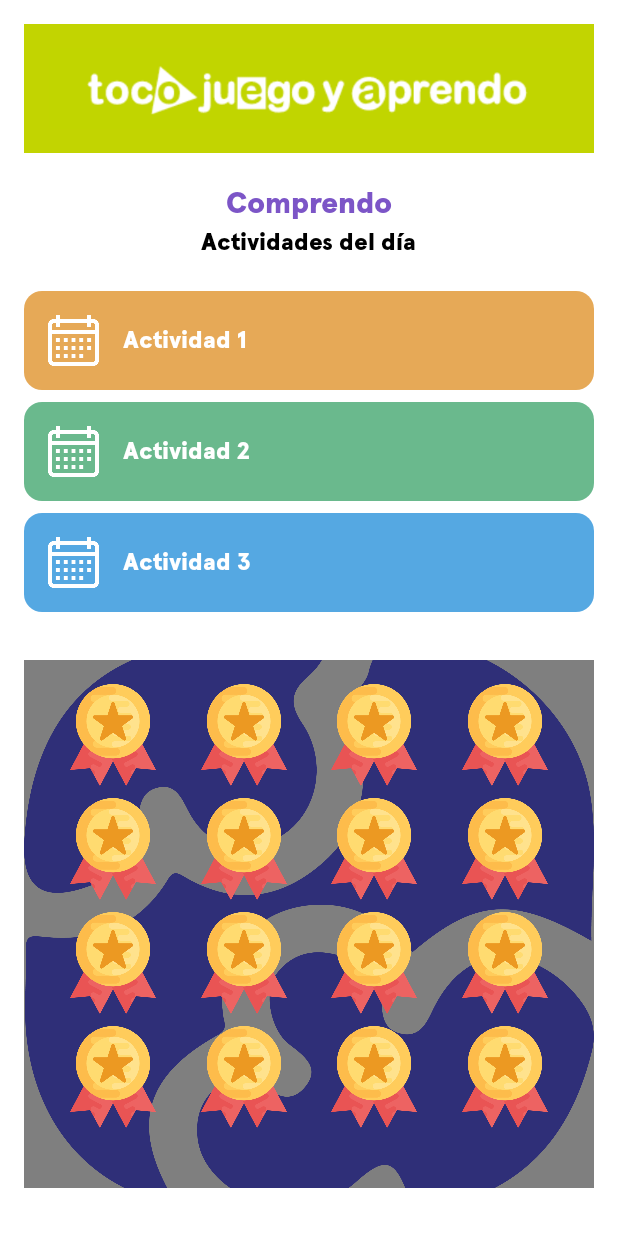
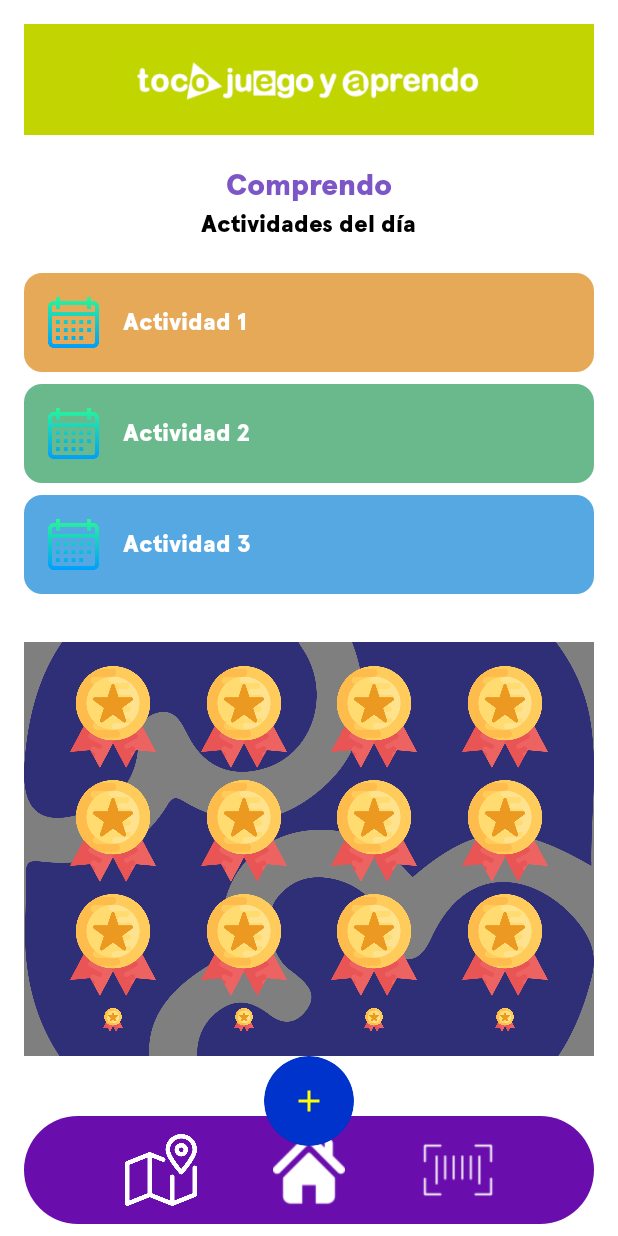
Before and after one commit to MuseoPapalote/App, an Android app built with Jetpack Compose: the ZonasScreen screen opened through its navigation route, after a tap on "Comprendo", on a phone screen of 412 x 824 dp. Run offline under Robolectric (Android 15) with nearby library versions, the phone set to English and light mode, and no system bars.

Commit message:
Cambios nuevos

```diff
--- a/app/src/main/java/com/example/papalote/MainActivity.kt
+++ b/app/src/main/java/com/example/papalote/MainActivity.kt
@@ -6,20 +6,14 @@ import androidx.activity.compose.setContent
 import androidx.compose.foundation.layout.fillMaxSize
 import androidx.compose.material3.Scaffold
 import androidx.compose.runtime.Composable
-import com.example.papalote.ui.theme.pages.ComunicoScreen
 import androidx.compose.ui.Modifier
 import androidx.navigation.NavHostController
 import androidx.navigation.compose.NavHost
 import androidx.navigation.compose.composable
 import androidx.navigation.compose.rememberNavController
 import com.example.papalote.ui.theme.PapaloteTheme
-import com.example.papalote.ui.theme.pages.InsigniasScreen
-import com.example.papalote.ui.theme.pages.WelcomeScreen
-import com.example.papalote.ui.theme.pages.LoginScreen
-import com.example.papalote.ui.theme.pages.RegisterScreen
-import com.example.papalote.ui.theme.pages.ZonasScreen
-import com.example.papalote.ui.theme.pages.ZoneDetailScreen
-import com.example.papalote.ui.theme.pages.EscaneoQRScreen
+import com.example.papalote.ui.theme.pages.*
+
 class MainActivity : ComponentActivity() {
     override fun onCreate(savedInstanceState: Bundle?) {
         super.onCreate(savedInstanceState)
@@ -36,7 +30,14 @@ class MainActivity : ComponentActivity() {
 
 @Composable
 fun AppNavigation(navController: NavHostController) {
-    NavHost(navController = navController, startDestination = "welcome") {
+    // Cambiamos la pantalla de inicio a "splash"
+    NavHost(navController = navController, startDestination = "splash") {
+
+        // Pantalla de Splash
+        composable("splash") {
+            SplashScreen(navController = navController)
+        }
+
         // Pantalla de bienvenida
         composable("welcome") {
             WelcomeScreen(
@@ -44,6 +45,7 @@ fun AppNavigation(navController: NavHostController) {
                 onRegisterClicked = { navController.navigate("register") }
             )
         }
+
         // Pantalla de inicio de sesión
         composable("login") {
             LoginScreen(
@@ -51,6 +53,7 @@ fun AppNavigation(navController: NavHostController) {
                 onBack = { navController.navigateUp() }
             )
         }
+
         // Pantalla de registro
         composable("register") {
             RegisterScreen(onBack = { navController.navigateUp() })
@@ -59,13 +62,14 @@ fun AppNavigation(navController: NavHostController) {
         // Pantalla de Zonas
         composable("zones") {
             ZonasScreen(
-                navController = navController, // Pasar el NavController
+                navController = navController,
                 onZoneClick = { zoneName ->
-                    navController.navigate("zoneDetail/$zoneName") // Navegar a la pantalla de detalle de la zona
+                    navController.navigate("zoneDetail/$zoneName")
                 },
                 onBack = { navController.navigateUp() }
             )
         }
+
         // Pantalla de Detalle de Zona
         composable("zoneDetail/{zoneName}") { backStackEntry ->
             val zoneName = backStackEntry.arguments?.getString("zoneName") ?: "Zona Desconocida"
@@ -76,19 +80,25 @@ fun AppNavigation(navController: NavHostController) {
                 onMedalClick = { navController.navigate("insignias") }
             )
         }
+
         // Pantalla de Insignias
         composable("insignias") {
-            InsigniasScreen()
+            InsigniasScreen(navController = navController)
         }
+
         // Pantalla de Escaneo de QR
         composable("scanQR") {
-            EscaneoQRScreen(navController = navController) // Conecta con tu pantalla EscaneoQR
+            EscaneoQRScreen(navController = navController)
         }
 
+        // Pantalla de Dinosaurio (ComunicoScreen)
         composable("dinosaur/{zoneName}") { backStackEntry ->
             val zoneName = backStackEntry.arguments?.getString("zoneName") ?: "Zona Desconocida"
-            ComunicoScreen(zoneName = zoneName, onBack = { navController.navigateUp() })
+            ComunicoScreen(
+                zoneName = zoneName,
+                onBack = { navController.navigateUp() },
+                navController = navController
+            )
         }
-
     }
 }
--- a/app/src/main/java/com/example/papalote/ui/theme/components/CustomBottomBar.kt
+++ b/app/src/main/java/com/example/papalote/ui/theme/components/CustomBottomBar.kt
@@ -24,34 +24,70 @@ import androidx.compose.ui.text.TextStyle
 import androidx.compose.ui.text.font.FontWeight
 import androidx.compose.ui.unit.sp
 
-
 @Composable
 fun CustomBottomBar(
-    navController: NavHostController // NavController para manejar la navegación
+    navController: NavHostController
 ) {
-    var isMenuExpanded by remember { mutableStateOf(false) } // Controla el estado del DropdownMenu
+    var isMenuExpanded by remember { mutableStateOf(false) }
 
     Box(
         modifier = Modifier
             .fillMaxWidth()
-            .padding(horizontal = 16.dp, vertical = 8.dp)
-            .clip(RoundedCornerShape(50.dp)) // Forma ovalada para el fondo
-            .background(Color(0xFF6A0DAD)), // Fondo morado
-        contentAlignment = Alignment.Center
+            .padding(horizontal = 16.dp, vertical = 8.dp),
+        contentAlignment = Alignment.BottomCenter
     ) {
-        // Botón flotante "+"
+        // Barra inferior con los 3 botones principales
+        Row(
+            modifier = Modifier
+                .fillMaxWidth()
+                .clip(RoundedCornerShape(50.dp))
+                .background(Color(0xFF6A0DAD)) // Fondo morado
+                .padding(horizontal = 16.dp, vertical = 12.dp),
+            horizontalArrangement = Arrangement.SpaceEvenly,
+            verticalAlignment = Alignment.CenterVertically
+        ) {
+            // Ícono de Buscar
+            IconButton(onClick = { navController.navigate("search") }) {
+                Icon(
+                    painter = painterResource(id = R.drawable.map),
+                    contentDescription = "Buscar",
+                    tint = Color.White,
+                    modifier = Modifier.size(48.dp)
+                )
+            }
+
+            // Ícono de Home (redirige a la página de Zonas)
+            IconButton(onClick = { navController.navigate("zones") }) {
+                Image(
+                    painter = painterResource(id = R.drawable.hoome),
+                    contentDescription = "Home",
+                    modifier = Modifier.size(48.dp)
+                )
+            }
+
+            // Ícono de QR
+            IconButton(onClick = { navController.navigate("scanQR") }) {
+                Image(
+                    painter = painterResource(id = R.drawable.qrs),
+                    contentDescription = "Escaneo QR",
+                    modifier = Modifier.size(48.dp)
+                )
+            }
+        }
+
+        // Botón flotante "+" (más pequeño)
         FloatingActionButton(
             onClick = { isMenuExpanded = true },
             backgroundColor = Color(0xFF0033CC), // Azul para el botón flotante
             modifier = Modifier
                 .align(Alignment.TopCenter)
-                .offset(y = (-30).dp) // Elevar el botón flotante
-                .clip(CircleShape) // Forma circular para el botón flotante
-                .size(70.dp) // Tamaño ajustado del botón
+                .offset(y = (-40).dp) // Ajustar la posición del botón flotante
+                .size(60.dp) // Tamaño reducido del botón flotante
+                .clip(CircleShape)
         ) {
             Icon(
                 imageVector = Icons.Default.Add,
-                contentDescription = "Menu",
+                contentDescription = "Agregar",
                 tint = Color.Yellow
             )
         }
@@ -59,7 +95,7 @@ fun CustomBottomBar(
         // DropdownMenu desplegable
         DropdownMenu(
             expanded = isMenuExpanded,
-            onDismissRequest = { isMenuExpanded = false } // Cierra el menú al hacer clic fuera
+            onDismissRequest = { isMenuExpanded = false }
         ) {
             DropdownMenuItem(onClick = {
                 navController.navigate("profile")
@@ -69,11 +105,10 @@ fun CustomBottomBar(
                     verticalAlignment = Alignment.CenterVertically,
                     horizontalArrangement = Arrangement.Start
                 ) {
-                    // Ícono para "Perfil"
                     Icon(
-                        painter = painterResource(id = R.drawable.ic_profile), // Ícono real de "Perfil"
+                        painter = painterResource(id = R.drawable.ic_profile),
                         contentDescription = "Perfil",
-                        tint = Color(0xFFA4CD39), // Color verde similar al diseño
+                        tint = Color(0xFFA4CD39),
                         modifier = Modifier.size(24.dp)
                     )
                     Spacer(modifier = Modifier.width(16.dp))
@@ -84,6 +119,7 @@ fun CustomBottomBar(
                     )
                 }
             }
+
             DropdownMenuItem(onClick = {
                 navController.navigate("badges")
                 isMenuExpanded = false
@@ -92,9 +128,8 @@ fun CustomBottomBar(
                     verticalAlignment = Alignment.CenterVertically,
                     horizontalArrangement = Arrangement.Start
                 ) {
-                    // Ícono para "Insignias"
                     Icon(
-                        painter = painterResource(id = R.drawable.ic_badges), // Ícono real de "Insignias"
+                        painter = painterResource(id = R.drawable.ic_badges),
                         contentDescription = "Insignias",
                         tint = Color(0xFFA4CD39),
                         modifier = Modifier.size(24.dp)
@@ -107,6 +142,7 @@ fun CustomBottomBar(
                     )
                 }
             }
+
             DropdownMenuItem(onClick = {
                 navController.navigate("zones")
                 isMenuExpanded = false
@@ -115,9 +151,8 @@ fun CustomBottomBar(
                     verticalAlignment = Alignment.CenterVertically,
                     horizontalArrangement = Arrangement.Start
                 ) {
-                    // Ícono para "Zonas"
                     Icon(
-                        painter = painterResource(id = R.drawable.ic_zones), // Ícono real de "Zonas"
+                        painter = painterResource(id = R.drawable.ic_zones),
                         contentDescription = "Zonas",
                         tint = Color(0xFFA4CD39),
                         modifier = Modifier.size(24.dp)
@@ -131,43 +166,5 @@ fun CustomBottomBar(
                 }
             }
         }
-
-        // Barra inferior con los 3 botones principales
-        Row(
-            modifier = Modifier
-                .fillMaxWidth()
-                .padding(horizontal = 16.dp)
-                .padding(bottom = 12.dp), // Espaciado para ajustar dentro del fondo ovalado
-            horizontalArrangement = Arrangement.SpaceEvenly,
-            verticalAlignment = Alignment.CenterVertically
-        ) {
-            // Ícono de Buscar
-            IconButton(onClick = { navController.navigate("search") }) {
-                Icon(
-                    imageVector = Icons.Default.Search, // Ícono predeterminado de Material Icons
-                    contentDescription = "Buscar",
-                    tint = Color.White,
-                    modifier = Modifier.size(48.dp)
-                )
-            }
-
-            // Ícono personalizado de Home
-            IconButton(onClick = { navController.navigate("home") }) {
-                Image(
-                    painter = painterResource(id = R.drawable.hoome), // Ícono personalizado de "Inicio"
-                    contentDescription = "Home",
-                    modifier = Modifier.size(48.dp)
-                )
-            }
-
-            // Ícono personalizado de QR
-            IconButton(onClick = { navController.navigate("scanQR") }) {
-                Image(
-                    painter = painterResource(id = R.drawable.qrs), // Ícono personalizado de "Escaneo QR"
-                    contentDescription = "Escaneo QR",
-                    modifier = Modifier.size(48.dp)
-                )
-            }
-        }
     }
 }
--- /dev/null
+++ b/app/src/main/java/com/example/papalote/ui/theme/pages/SplashScreen.kt
@@ -0,0 +1,67 @@
+package com.example.papalote.ui.theme.pages
+
+import androidx.compose.foundation.Image
+import androidx.compose.foundation.background
+import androidx.compose.foundation.layout.*
+import androidx.compose.material3.Text
+import androidx.compose.runtime.Composable
+import androidx.compose.runtime.LaunchedEffect
+import androidx.compose.ui.Alignment
+import androidx.compose.ui.Modifier
+import androidx.compose.ui.graphics.Color
+import androidx.compose.ui.res.painterResource
+import androidx.compose.ui.text.font.FontWeight
+import androidx.compose.ui.text.style.TextAlign
+import androidx.compose.ui.unit.dp
+import androidx.compose.ui.unit.sp
+import androidx.navigation.NavHostController
+import com.example.papalote.R
+import kotlinx.coroutines.delay
+
+@Composable
+fun SplashScreen(navController: NavHostController) {
+    // Navegar automáticamente después de 3 segundos
+    LaunchedEffect(key1 = true) {
+        delay(3000) // Espera 5 segundos
+        navController.navigate("login") {
+            popUpTo("splash") { inclusive = true } // Elimina la pantalla de splash del back stack
+        }
+    }
+
+    // Diseño de la pantalla Splash
+    Box(
+        modifier = Modifier
+            .fillMaxSize()
+            .background(Color(0xFF4CA6A8)), // Color de fondo similar a la imagen
+        contentAlignment = Alignment.Center
+    ) {
+        Column(
+            horizontalAlignment = Alignment.CenterHorizontally
+        ) {
+            // Texto "Explora"
+            Text(
+                text = "EXPLORA",
+                fontSize = 50.sp,
+                fontWeight = FontWeight.Bold,
+                color = Color.White,
+                textAlign = TextAlign.Center,
+                modifier = Modifier.padding(bottom = 16.dp)
+            )
+            // Imagen del logo
+            Image(
+                painter = painterResource(id = R.drawable.papalotelogoo),
+                contentDescription = "Logo del Museo Papalote",
+                modifier = Modifier.size(200.dp)
+            )
+            // Texto "Monterrey"
+            Text(
+                text = "MONTERREY",
+                fontSize = 24.sp,
+                fontWeight = FontWeight.Bold,
+                color = Color.White,
+                textAlign = TextAlign.Center,
+                modifier = Modifier.padding(top = 16.dp)
+            )
+        }
+    }
+}
--- a/app/src/main/java/com/example/papalote/ui/theme/pages/ZoneDet.kt
+++ b/app/src/main/java/com/example/papalote/ui/theme/pages/ZoneDet.kt
@@ -3,50 +3,41 @@ package com.example.papalote.ui.theme.pages
 import androidx.compose.foundation.Image
 import androidx.compose.foundation.background
 import androidx.compose.foundation.clickable
-import androidx.compose.foundation.layout.Arrangement
-import androidx.compose.foundation.layout.Box
-import androidx.compose.foundation.layout.Column
-import androidx.compose.foundation.layout.Row
-import androidx.compose.foundation.layout.Spacer
-import androidx.compose.foundation.layout.fillMaxHeight
-import androidx.compose.foundation.layout.fillMaxSize
-import androidx.compose.foundation.layout.fillMaxWidth
-import androidx.compose.foundation.layout.height
-import androidx.compose.foundation.layout.padding
-import androidx.compose.foundation.layout.size
-import androidx.compose.foundation.layout.width
+import androidx.compose.foundation.layout.*
 import androidx.compose.foundation.shape.RoundedCornerShape
-import androidx.compose.material.icons.Icons
-import androidx.compose.material.icons.filled.Home
-import androidx.compose.material.icons.filled.Search
-import androidx.compose.material.icons.filled.Star
-import androidx.compose.material3.Button
-import androidx.compose.material3.Icon
-import androidx.compose.material3.IconButton
+import androidx.compose.material.Scaffold
 import androidx.compose.material3.Text
 import androidx.compose.runtime.Composable
 import androidx.compose.ui.Alignment
 import androidx.compose.ui.Modifier
 import androidx.compose.ui.graphics.Color
 import androidx.compose.ui.graphics.painter.Painter
-import androidx.compose.ui.graphics.vector.ImageVector
 import androidx.compose.ui.layout.ContentScale
 import androidx.compose.ui.res.painterResource
 import androidx.compose.ui.text.font.FontWeight
-import androidx.compose.ui.tooling.preview.Preview
 import androidx.compose.ui.unit.dp
+import androidx.compose.ui.unit.sp
 import androidx.navigation.NavHostController
-import androidx.compose.foundation.clickable
-import androidx.compose.ui.unit.sp
 import com.example.papalote.R
-
+import com.example.papalote.ui.theme.components.CustomBottomBar
 
 @Composable
-fun ZoneDetailScreen(zoneName: String, onBack: () -> Unit, navController: NavHostController, onMedalClick: () -> Unit) {
+fun ZoneDetailScreen(
+    zoneName: String,
+    onBack: () -> Unit,
+    navController: NavHostController,
+    onMedalClick: () -> Unit
+) {
+    Scaffold(
+        bottomBar = {
+            CustomBottomBar(navController = navController)
+        }
+    ) { paddingValues: PaddingValues ->
         Box(
             modifier = Modifier
                 .fillMaxSize()
                 .background(Color.White)
+                .padding(paddingValues)
         ) {
             Column(
                 modifier = Modifier
@@ -54,17 +45,12 @@ fun ZoneDetailScreen(zoneName: String, onBack: () -> Unit, navController: NavHos
                     .padding(16.dp)
             ) {
                 HeaderWithLogo()
-            // Barra de encabezado
                 Header(zoneName = zoneName)
 
-            // Sección de actividades
                 ActivitiesSection(navController = navController, zoneName = zoneName)
 
-            // Sección de medallas
                 MedalSection(zoneName = zoneName, onMedalClick = onMedalClick)
-
-            // Barra de navegación inferior
-            BottomNavigationBar(onBack = onBack)
+            }
         }
     }
 }
@@ -74,21 +60,20 @@ fun HeaderWithLogo() {
     Box(
         modifier = Modifier
             .fillMaxWidth()
-            .background(Color(0xFFC2D401)) // Color de fondo del nuevo encabezado
+            .background(Color(0xFFC2D401))
             .padding(16.dp),
         contentAlignment = Alignment.Center
     ) {
         Image(
-            painter = painterResource(id = R.drawable.tocojuegoyaprendo), // Cambia a tu recurso de imagen de logo
+            painter = painterResource(id = R.drawable.tocojuegoyaprendo),
             contentDescription = "Logo del Museo",
-            modifier = Modifier.width(2700.dp) // Ajusta el tamaño según sea necesario
+            modifier = Modifier.width(270.dp)
         )
     }
 }
 
 @Composable
 fun Header(zoneName: String) {
-    // Selección del color del texto según el nombre de la zona
     val titleColor = when (zoneName) {
         "Comunico" -> Color(0xFF016ED2)
         "Pertenezco" -> Color(0xFFC2D401)
@@ -96,21 +81,20 @@ fun Header(zoneName: String) {
         "Soy" -> Color(0xFFDD0633)
         "Comprendo" -> Color(0xFF7C55C7)
         "Pequeños" -> Color(0xFF008C95)
-        else -> Color.Black // Color por defecto si la zona no coincide
+        else -> Color.Black
     }
 
     Column(
         modifier = Modifier
             .fillMaxWidth()
-            .padding(top = 16.dp), // Agrega un margen superior para separar el título del logo
-            //.background(Color(0xFFE0E600)), // Color de fondo de encabezado
+            .padding(top = 16.dp),
         horizontalAlignment = Alignment.CenterHorizontally
     ) {
         Text(
             text = zoneName,
             fontSize = 20.sp,
             fontWeight = FontWeight.Bold,
-            color = titleColor, // Aplica el color del título aquí
+            color = titleColor,
             modifier = Modifier.padding(vertical = 8.dp)
         )
         Text(
@@ -129,7 +113,6 @@ fun ActivitiesSection(navController: NavHostController, zoneName: String) {
             .fillMaxWidth()
             .padding(vertical = 16.dp)
     ) {
-        // Botón Actividad 1
         ActivityCard(
             color = Color(0xFFE6A957),
             icon = painterResource(id = R.drawable.calendario),
@@ -163,10 +146,9 @@ fun ActivityCard(color: Color, icon: Painter, text: String, onClick: () -> Unit)
             .clickable(onClick = onClick),
         verticalAlignment = Alignment.CenterVertically
     ) {
-        Icon(
-            icon,
+        Image(
+            painter = icon,
             contentDescription = null,
-            tint = Color.White,
             modifier = Modifier.size(34.dp)
         )
         Spacer(modifier = Modifier.width(16.dp))
@@ -188,16 +170,15 @@ fun MedalSection(zoneName: String, onMedalClick: () -> Unit) {
         "Pequeños" -> R.drawable.pequenoslogo
         "Pertenezco" -> R.drawable.pertenezcologo
         "Soy" -> R.drawable.soylogo
-        else -> R.drawable.soylogo // Imagen por defecto si la zona no coincide
+        else -> R.drawable.soylogo
     }
 
     Box(
         modifier = Modifier
             .fillMaxWidth()
             .padding(vertical = 16.dp)
-            .background(Color(0x80000000))  //Efecto fondo semi transparente/negro
+            .background(Color(0x80000000))
     ) {
-        // Imagen de fondo
         Image(
             painter = painterResource(id = backgroundImage),
             contentDescription = null,
@@ -205,14 +186,13 @@ fun MedalSection(zoneName: String, onMedalClick: () -> Unit) {
             modifier = Modifier.fillMaxSize()
         )
 
-        // Contenido de medallas encima de la imagen de fondo
         Column(
             modifier = Modifier
                 .fillMaxWidth()
                 .padding(16.dp),
             horizontalAlignment = Alignment.CenterHorizontally
         ) {
-            repeat(4) { rowIndex ->
+            repeat(4) {
                 Row(
                     modifier = Modifier.fillMaxWidth(),
                     horizontalArrangement = Arrangement.SpaceAround
@@ -223,7 +203,7 @@ fun MedalSection(zoneName: String, onMedalClick: () -> Unit) {
                             contentDescription = "Medalla",
                             modifier = Modifier
                                 .size(68.dp)
-                                .clickable { onMedalClick() }  // Agrega onClick a la medalla
+                                .clickable { onMedalClick() }
                         )
                     }
                 }
@@ -232,33 +212,3 @@ fun MedalSection(zoneName: String, onMedalClick: () -> Unit) {
         }
     }
 }
-
-
-
-@Composable
-fun BottomNavigationBar(onBack: () -> Unit) {
-    Row(
-        modifier = Modifier
-            .fillMaxWidth()
-            .background(Color(0xFFB8C94A)),
-        horizontalArrangement = Arrangement.SpaceAround,
-        verticalAlignment = Alignment.CenterVertically
-    ){
-        androidx.compose.material.IconButton(onClick = {/*Acción para Home*/ }) {
-            Image(
-                painter = painterResource(id = R.drawable.hoome),
-                contentDescription = "Home",
-                modifier = Modifier.size(48.dp)
-            )
-        }
-        androidx.compose.material.IconButton(onClick = {/*Acción para camara*/ }) {
-            Image(
-                painter = painterResource(id = R.drawable.qrs),
-                contentDescription = "Camara",
-                modifier = Modifier.size(48.dp)
-
-            )
-        }
-
-    }
-}
```
Also changed, not shown: app/src/main/java/com/example/papalote/ui/theme/pages/ComunicoScreen.kt (+16 -4 lines), app/src/main/java/com/example/papalote/ui/theme/pages/InsigniasScreen.kt (+16 -23 lines), app/src/main/res/drawable/map.png (added). Lines whose indentation alone changed are shown as unchanged.
